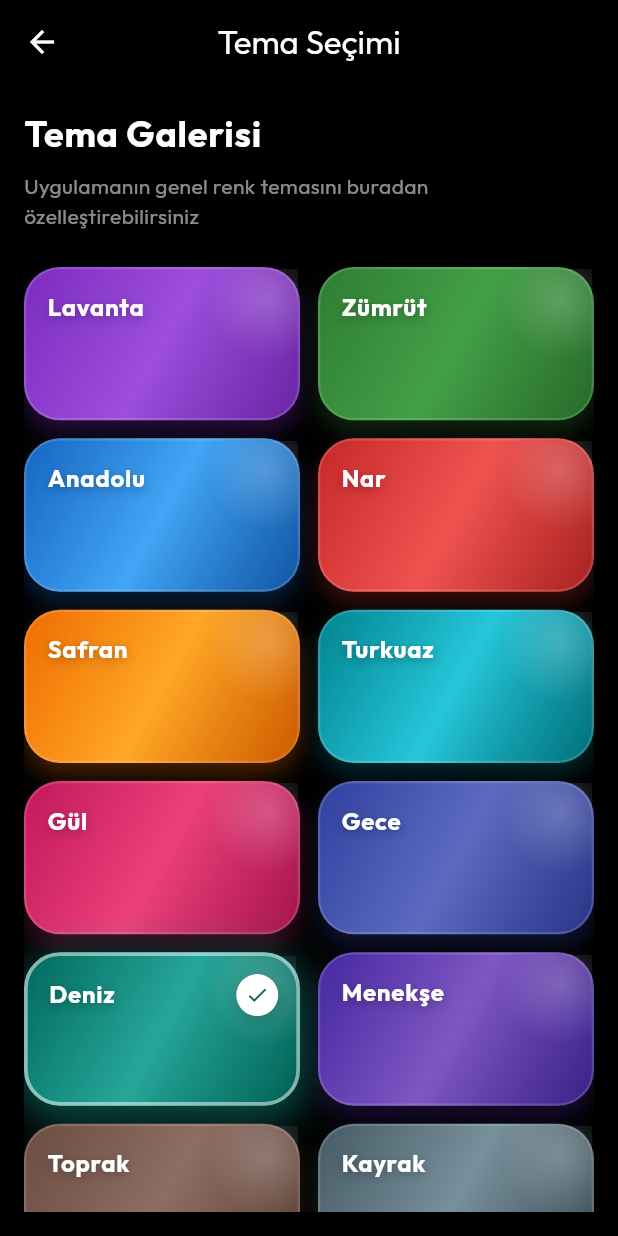
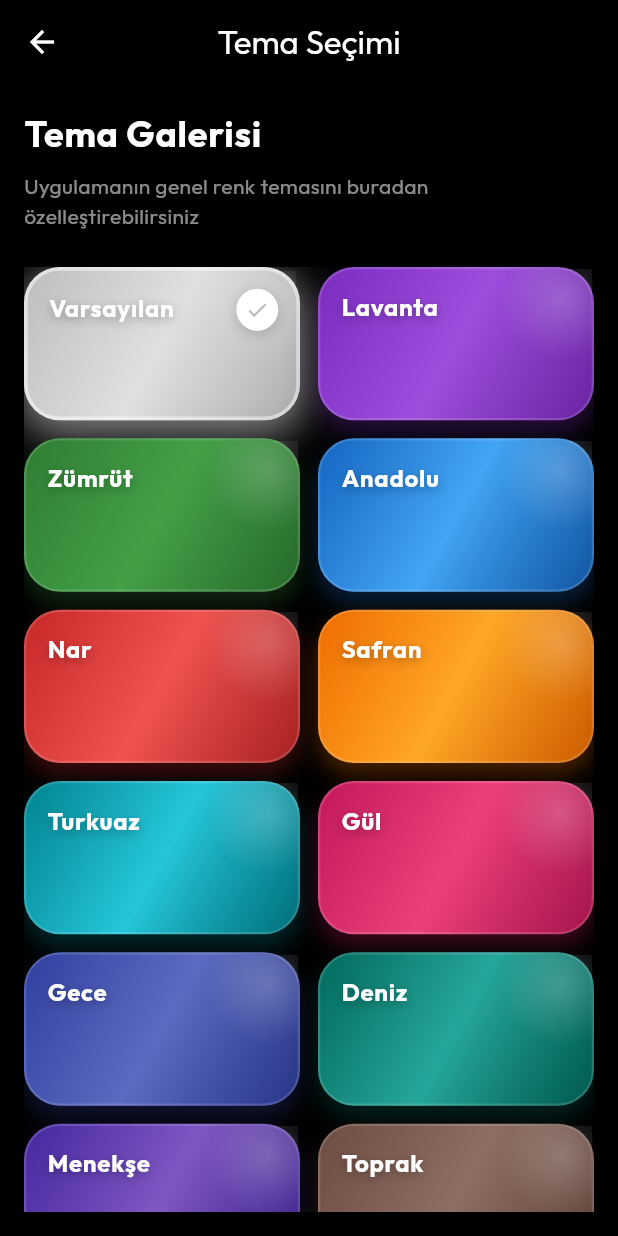
Before and after one commit to SeyitAltintas/Cashly, a Flutter app: the ThemeSelectionPage screen opened directly, on a phone screen of 412 x 824 dp. Run offline on Flutter 3.47's test engine with Material 3 defaults, Android fonts, the light colour scheme and no system bars; our stand-ins replace fl_chart, flutter_tts, google_fonts, hive_flutter, image_picker, local_auth and 1 more; accounts and stored records are empty.

Commit message:
Varsayılan tema için ilk adım tamamlandı.

```diff
--- a/lib/core/theme/app_theme.dart
+++ b/lib/core/theme/app_theme.dart
@@ -1,11 +1,82 @@
 import 'package:flutter/material.dart';
 import 'package:google_fonts/google_fonts.dart';
+
+/// Varsayılan tema için sayfa bazlı renkler
+class PageThemeColors {
+  // Harcamalar sayfası - Gümüş/Beyaz
+  static const Color expensePrimary = Color(0xFFBDBDBD);
+  static const Color expenseSecondary = Color(0xFFE0E0E0);
+
+  // Gelirler sayfası - Yeşil
+  static const Color incomePrimary = Color(0xFF4CAF50);
+  static const Color incomeSecondary = Color(0xFF81C784);
+
+  // Varlıklar sayfası - Lacivert
+  static const Color assetsPrimary = Color(0xFF1A237E);
+  static const Color assetsSecondary = Color(0xFF3949AB);
+
+  // Varsayılan (Profil, Ayarlar vs.) - Gümüş/Beyaz
+  static const Color defaultPrimary = Color(0xFFBDBDBD);
+  static const Color defaultSecondary = Color(0xFFE0E0E0);
+
+  // Kart ikonları için çeşitli renkler
+  static const List<Color> iconColors = [
+    Color(0xFFE91E63), // Pink
+    Color(0xFF9C27B0), // Purple
+    Color(0xFF673AB7), // Deep Purple
+    Color(0xFF3F51B5), // Indigo
+    Color(0xFF2196F3), // Blue
+    Color(0xFF00BCD4), // Cyan
+    Color(0xFF009688), // Teal
+    Color(0xFF4CAF50), // Green
+    Color(0xFFFF9800), // Orange
+    Color(0xFFF44336), // Red
+  ];
+
+  /// Index'e göre ikon rengi getir (döngüsel)
+  static Color getIconColor(int index) {
+    return iconColors[index % iconColors.length];
+  }
+}
 
 /// Uygulama temaları için merkezi sınıf
 /// Farklı koyu renkli tema seçenekleri sunar
 class AppTheme {
   // Private constructor - statik metodlarla kullanılacak
   AppTheme._();
+
+  /// Varsayılan Tema - Her sayfa için farklı renkler kullanılır
+  /// Primary: Gümüş/Beyaz (varsayılan sayfa rengi)
+  static ThemeData get defaultTheme {
+    return ThemeData.dark().copyWith(
+      scaffoldBackgroundColor: const Color(0xFF000000),
+      textTheme: GoogleFonts.outfitTextTheme(ThemeData.dark().textTheme),
+      colorScheme: const ColorScheme.dark(
+        primary: PageThemeColors.defaultPrimary,
+        secondary: PageThemeColors.defaultSecondary,
+        surface: Color(0xFF121212),
+        error: Color(0xFFCF6679),
+        brightness: Brightness.dark,
+      ),
+      appBarTheme: const AppBarTheme(
+        backgroundColor: Color(0xFF000000),
+        elevation: 0,
+        centerTitle: true,
+        iconTheme: IconThemeData(color: PageThemeColors.defaultPrimary),
+      ),
+      cardTheme: const CardThemeData(
+        color: Color(0xFF121212),
+        elevation: 4,
+        shape: RoundedRectangleBorder(
+          borderRadius: BorderRadius.all(Radius.circular(16)),
+        ),
+      ),
+      floatingActionButtonTheme: const FloatingActionButtonThemeData(
+        backgroundColor: PageThemeColors.defaultPrimary,
+        foregroundColor: Colors.black,
+      ),
+    );
+  }
 
   /// Koyu Mor Tema (Mevcut tema - Royal Violet)
   static ThemeData get darkPurpleTheme {
@@ -393,6 +464,7 @@ class AppTheme {
 
   /// Tüm mevcut temaların listesi
   static List<ThemeData> get allThemes => [
+    defaultTheme,
     darkPurpleTheme,
     darkGreenTheme,
     darkBlueTheme,
@@ -409,6 +481,7 @@ class AppTheme {
 
   /// Tema isimlerinin listesi (tema seçimi için)
   static List<String> get themeNames => [
+    'Varsayılan',
     'Lavanta',
     'Zümrüt',
     'Anadolu',
@@ -426,10 +499,13 @@ class AppTheme {
   /// Index'e göre tema getir
   static ThemeData getThemeByIndex(int index) {
     if (index < 0 || index >= allThemes.length) {
-      return _applyNoSplash(darkPurpleTheme); // Varsayılan tema
+      return _applyNoSplash(defaultTheme); // Varsayılan tema
     }
     return _applyNoSplash(allThemes[index]);
   }
+
+  /// Varsayılan tema mı kontrol et
+  static bool isDefaultTheme(int index) => index == 0;
 
   /// Temaya ripple/splash kaldırma uygula
   static ThemeData _applyNoSplash(ThemeData theme) {
--- a/lib/core/theme/theme_manager.dart
+++ b/lib/core/theme/theme_manager.dart
@@ -7,7 +7,7 @@ class ThemeManager extends ChangeNotifier {
   static const String _keyThemeIndex = 'themeIndex';
   static const String _keyMoneyAnimation = 'moneyAnimation';
 
-  int _themeIndex = 8; // Varsayılan tema: Deniz (index 8)
+  int _themeIndex = 0; // Varsayılan tema: Varsayılan (index 0)
   bool _isMoneyAnimationEnabled = true;
   late Box _box;
 
@@ -19,8 +19,8 @@ class ThemeManager extends ChangeNotifier {
     _box = await Hive.openBox(_boxName);
     _themeIndex = _box.get(
       _keyThemeIndex,
-      defaultValue: 8,
-    ); // Varsayılan tema: Deniz
+      defaultValue: 0,
+    ); // Varsayılan tema: Varsayılan
     _isMoneyAnimationEnabled = _box.get(_keyMoneyAnimation, defaultValue: true);
     notifyListeners();
   }
@@ -28,6 +28,9 @@ class ThemeManager extends ChangeNotifier {
   ThemeData get currentTheme => AppTheme.getThemeByIndex(_themeIndex);
   int get themeIndex => _themeIndex;
   bool get isMoneyAnimationEnabled => _isMoneyAnimationEnabled;
+
+  /// Varsayılan tema mı kontrol et
+  bool get isDefaultTheme => _themeIndex == 0;
 
   Future<void> setTheme(int index) async {
     if (index < 0 || index >= AppTheme.allThemes.length) return;
--- a/lib/features/settings/presentation/pages/theme_selection_page.dart
+++ b/lib/features/settings/presentation/pages/theme_selection_page.dart
@@ -24,8 +24,8 @@ class _ThemeSelectionPageState extends State<ThemeSelectionPage>
       duration: const Duration(milliseconds: 1200),
     );
 
-    // 12 tema için animasyonlar oluştur
-    _fadeAnimations = List.generate(12, (index) {
+    // 13 tema için animasyonlar oluştur
+    _fadeAnimations = List.generate(13, (index) {
       final start = index * 0.05;
       final end = start + 0.4;
       return Tween<double>(begin: 0.0, end: 1.0).animate(
@@ -40,7 +40,7 @@ class _ThemeSelectionPageState extends State<ThemeSelectionPage>
       );
     });
 
-    _slideAnimations = List.generate(12, (index) {
+    _slideAnimations = List.generate(13, (index) {
       final start = index * 0.05;
       final end = start + 0.4;
       return Tween<Offset>(
```
Also changed, not shown: lib/features/assets/presentation/pages/assets_page.dart (+12 -2 lines), lib/features/income/presentation/pages/income_page.dart (+11 -2 lines), lib/home_page.dart (+27 -5 lines).
